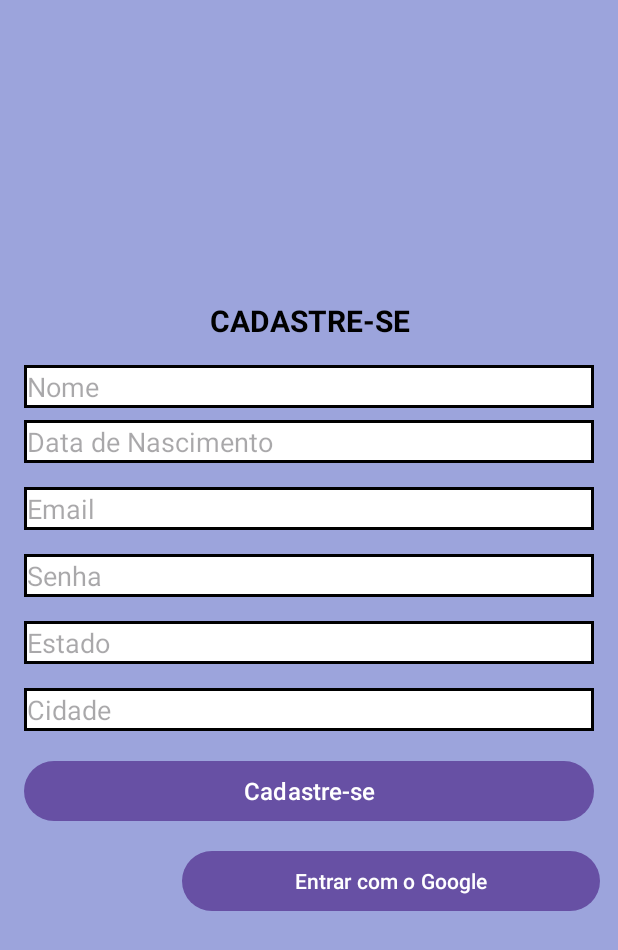
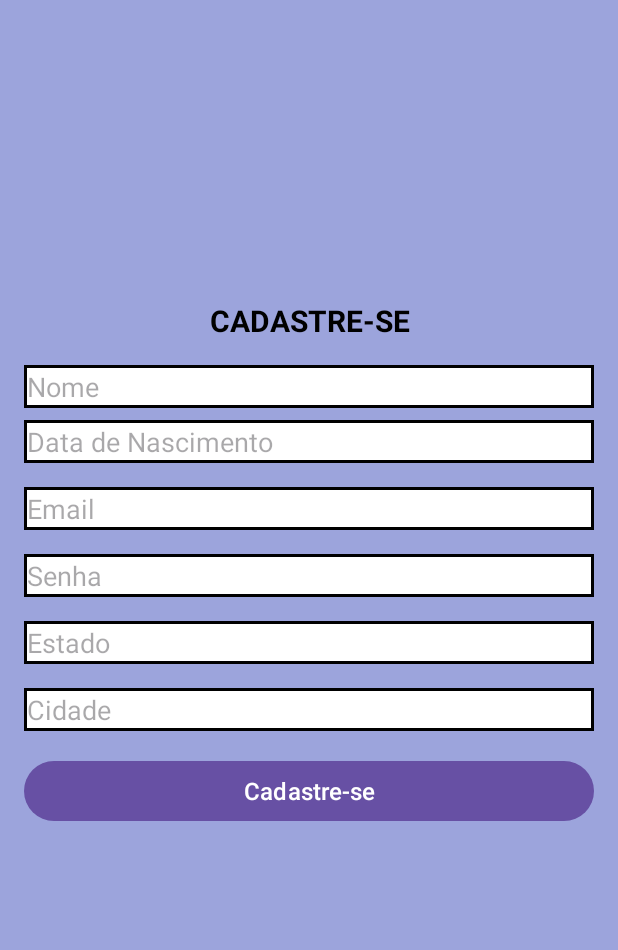
Before and after one commit to Foradeserie/Patinhass, an Android app: the TelaCadastro screen opened directly, with no data from a screen before it, on a phone screen of 412 x 824 dp. Shown: the top 950 px of the screen. Run offline under Robolectric (Android 15) with nearby library versions, the light colour scheme and no system bars; our stand-ins replace Firebase (no records; nobody signed in at launch, a user with empty details on screens opened directly).

Commit message:
ultima versão SQLite

```diff
--- a/Patinhas/app/src/main/AndroidManifest.xml
+++ b/Patinhas/app/src/main/AndroidManifest.xml
@@ -13,6 +13,9 @@
         android:supportsRtl="true"
         android:theme="@style/Theme.Patinhas"
         tools:targetApi="31">
+        <activity
+            android:name=".Opcoes"
+            android:exported="false" />
         <activity
             android:name=".listar_usuarios"
             android:exported="false" />
--- a/Patinhas/app/src/main/res/layout/activity_tela_cadastro.xml
+++ b/Patinhas/app/src/main/res/layout/activity_tela_cadastro.xml
@@ -112,27 +112,16 @@
         android:id="@+id/button"
         android:layout_width="0dp"
         android:layout_height="wrap_content"
+        android:layout_marginStart="16dp"
+        android:layout_marginTop="16dp"
+        android:layout_marginEnd="16dp"
+        android:onClick="salvar"
         android:text="Cadastre-se"
         android:textSize="16sp"
-        android:onClick="salvar"
-        app:layout_constraintTop_toBottomOf="@+id/editTextText7"
+        app:layout_constraintEnd_toEndOf="parent"
+        app:layout_constraintHorizontal_bias="0.0"
         app:layout_constraintStart_toStartOf="parent"
-        app:layout_constraintEnd_toEndOf="parent"
-        android:layout_marginTop="16dp"
-        android:layout_marginStart="16dp"
-        android:layout_marginEnd="16dp" />
-
-    <Button
-        android:id="@+id/button5"
-        android:layout_width="0dp"
-        android:layout_height="wrap_content"
-        android:layout_marginStart="121dp"
-        android:layout_marginTop="12dp"
-        android:layout_marginEnd="12dp"
-        android:text="Entrar com o Google"
-        app:layout_constraintEnd_toEndOf="parent"
-        app:layout_constraintStart_toStartOf="parent"
-        app:layout_constraintTop_toBottomOf="@+id/button" />
+        app:layout_constraintTop_toBottomOf="@+id/editTextText7" />
 
 
 </androidx.constraintlayout.widget.ConstraintLayout>
```
Also changed, not shown: Patinhas/app/src/main/res/layout/activity_opcoes.xml (+18 -8 lines).
